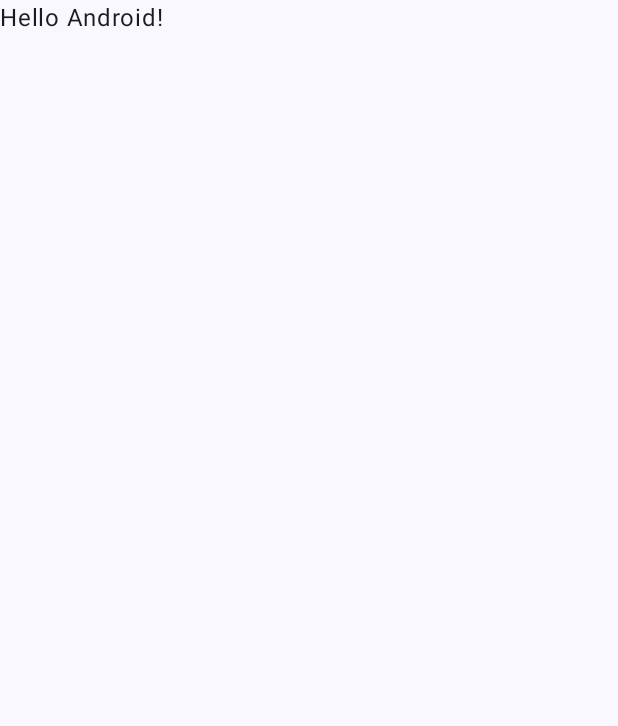
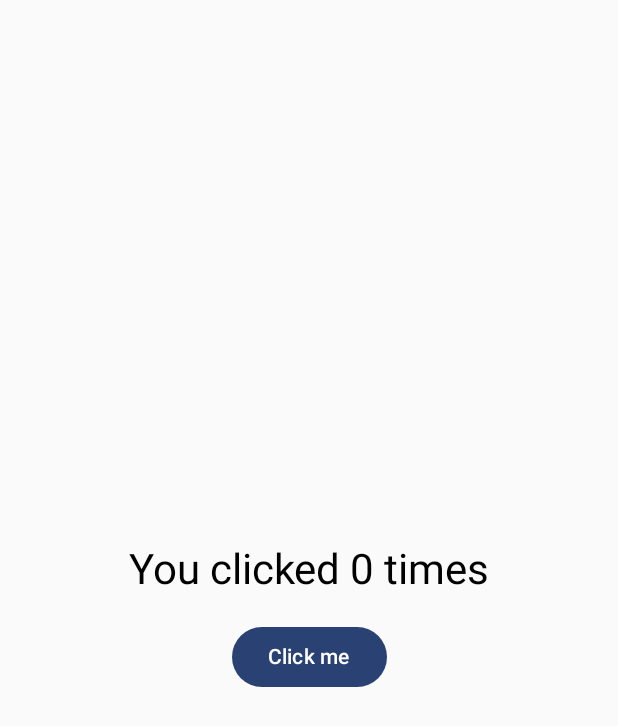
Before and after one commit to Vijay-2005/ClickCounter, an Android app built with Jetpack Compose: the screen it shows after launch (MainActivity), on a phone screen of 412 x 824 dp. Before the commit the part shown is almost empty. Shown: the top 726 px of the screen. Run offline under Robolectric (Android 15) with nearby library versions, the phone set to English and light mode, and no system bars.

Commit message:
error fixed and application working properly

```diff
--- a/ClickCounter/app/src/main/java/com/example/clickcounter/MainActivity.kt
+++ b/ClickCounter/app/src/main/java/com/example/clickcounter/MainActivity.kt
@@ -3,45 +3,38 @@ package com.example.clickcounter
 import android.os.Bundle
 import androidx.activity.ComponentActivity
 import androidx.activity.compose.setContent
-import androidx.activity.enableEdgeToEdge
-import androidx.compose.foundation.layout.fillMaxSize
-import androidx.compose.foundation.layout.padding
-import androidx.compose.material3.Scaffold
-import androidx.compose.material3.Text
-import androidx.compose.runtime.Composable
+import androidx.compose.foundation.layout.*
+import androidx.compose.material3.*
+import androidx.compose.runtime.*
+import androidx.compose.ui.Alignment
 import androidx.compose.ui.Modifier
-import androidx.compose.ui.tooling.preview.Preview
+import androidx.compose.ui.unit.dp
 import com.example.clickcounter.ui.theme.ClickCounterTheme
 
 class MainActivity : ComponentActivity() {
     override fun onCreate(savedInstanceState: Bundle?) {
         super.onCreate(savedInstanceState)
-        enableEdgeToEdge()
         setContent {
             ClickCounterTheme {
-                Scaffold(modifier = Modifier.fillMaxSize()) { innerPadding ->
-                    Greeting(
-                        name = "Android",
-                        modifier = Modifier.padding(innerPadding)
-                    )
-                }
+                ClickCounter()
             }
         }
     }
 }
 
 @Composable
-fun Greeting(name: String, modifier: Modifier = Modifier) {
-    Text(
-        text = "Hello $name!",
-        modifier = modifier
-    )
-}
+fun ClickCounter() {
+    var count by remember { mutableStateOf(0) }
 
-@Preview(showBackground = true)
-@Composable
-fun GreetingPreview() {
-    ClickCounterTheme {
-        Greeting("Android")
+    Column(
+        horizontalAlignment = Alignment.CenterHorizontally,
+        verticalArrangement = Arrangement.Center,
+        modifier = Modifier.fillMaxSize()
+    ) {
+        Text(text = "You clicked $count times", style = MaterialTheme.typography.headlineMedium)
+        Spacer(modifier = Modifier.height(16.dp))
+        Button(onClick = { count++ }) {
+            Text("Click me")
+        }
     }
 }
```
Also changed, not shown: ClickCounter/app/src/main/res/layout/activity_main.xml (added, +22 -0 lines).
